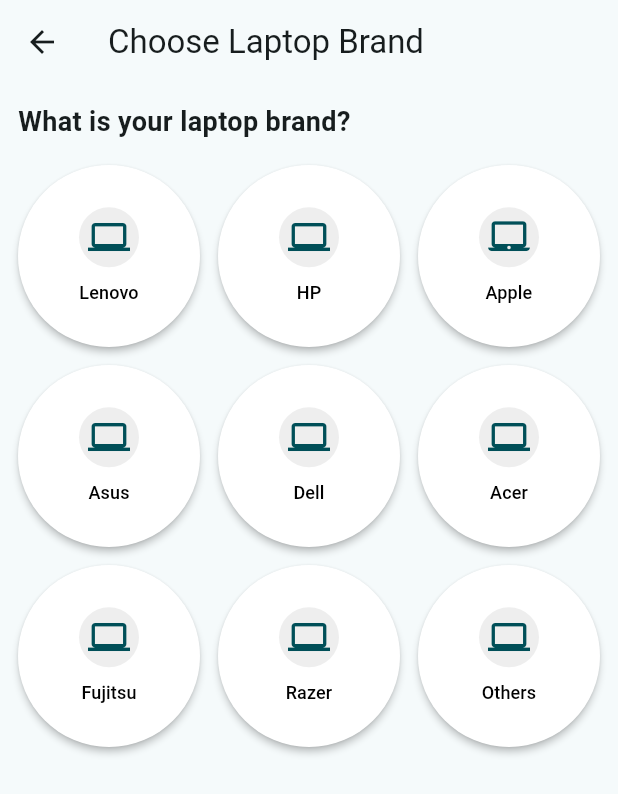
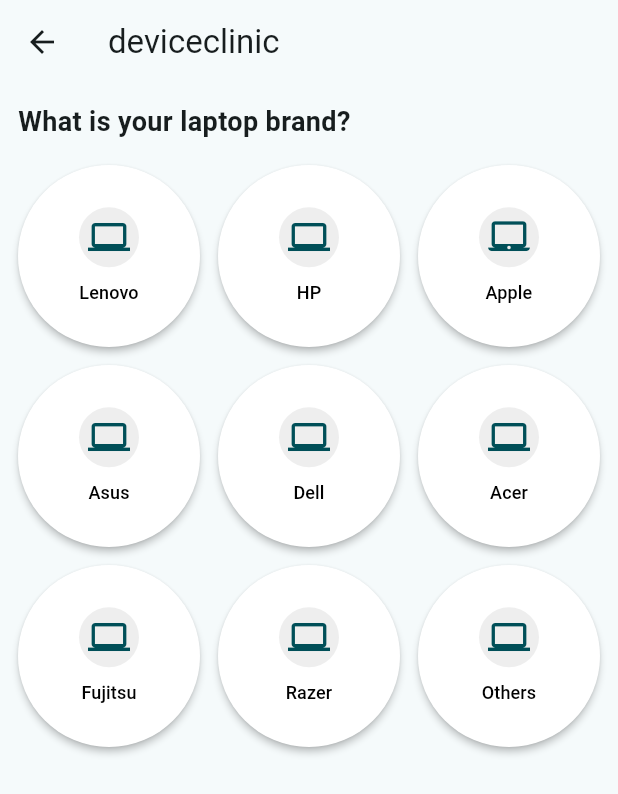
Before and after one commit to franquelie/deviceclinic, a Flutter app: the DeviceTypeView screen opened directly, after a tap on "Laptop", on a phone screen of 412 x 824 dp. Shown: the top 794 px of the screen. Run offline on Flutter 3.47's test engine with Material 3 defaults, Android fonts, the phone set to English and light mode, and no system bars.

```diff
--- /dev/null
+++ b/lib/brands/laptop_brands.dart
@@ -0,0 +1,85 @@
+import 'package:flutter/material.dart';
+
+class LaptopBrandsView extends StatelessWidget {
+  const LaptopBrandsView({super.key});
+
+  static final List<Map<String, dynamic>> _brands = [
+    {'name': 'Lenovo', 'icon': Icons.laptop},
+    {'name': 'HP', 'icon': Icons.laptop},
+    {'name': 'Apple', 'icon': Icons.laptop_mac},
+    {'name': 'Asus', 'icon': Icons.laptop},
+    {'name': 'Dell', 'icon': Icons.laptop},
+    {'name': 'Acer', 'icon': Icons.laptop},
+    {'name': 'Fujitsu', 'icon': Icons.laptop},
+    {'name': 'Razer', 'icon': Icons.laptop},
+    {'name': 'Others', 'icon': Icons.laptop},
+  ];
+
+  @override
+  Widget build(BuildContext context) {
+    return Scaffold(
+      appBar: AppBar(
+        title: const Text('deviceclinic'),
+      ),
+      body: Padding(
+        padding: const EdgeInsets.all(12.0),
+        child: Column(
+          crossAxisAlignment: CrossAxisAlignment.stretch,
+          children: [
+            const Text(
+              'What is your laptop brand?',
+              style: TextStyle(fontSize: 18.0, fontWeight: FontWeight.w600),
+            ),
+            const SizedBox(height: 16.0),
+            Expanded(
+              child:GridView.count(
+                crossAxisCount: 3,
+                mainAxisSpacing: 12.0,
+                crossAxisSpacing: 12.0,
+                children: _brands.map((brand) {
+                  return ElevatedButton(
+                    style: ElevatedButton.styleFrom(
+                      padding: const EdgeInsets.all(8.0),
+                      backgroundColor: Colors.white,
+                      foregroundColor: Colors.black,
+                      elevation: 2,
+                    ),
+                    onPressed: () {
+                      ScaffoldMessenger.of(context).showSnackBar(
+                        SnackBar(content: Text('Selected: ${brand['name']}')),
+                      );
+                      Navigator.of(context).pop(brand['name']);
+                    },
+                    child: Column(
+                      mainAxisAlignment: MainAxisAlignment.center,
+                      children: [
+                        CircleAvatar(
+                          backgroundColor: Colors.grey[200],
+                          child: Icon(
+                            brand['icon'] as IconData,
+                            size: 28.0,
+                          ),
+                        ),
+                        const SizedBox(height: 8.0),
+                        Text(
+                          brand['name'] as String,
+                          textAlign: TextAlign.center,
+                          style: const TextStyle(fontSize: 12.0),
+                        ),
+                      ],
+                    ),
+                  );
+
+                }).toList(),
+              ),
+            ),
+          ],
+        ),
+      ),
+    );
+  }
+}
+
+// Note: This file uses Material icons as placeholders for brand logos.
+// To use real logos, add image assets to `assets/` and replace the
+// CircleAvatar child with `Image.asset(...)`.
```
Also changed, not shown: lib/brands/phone_brands.dart (renamed from lib/laptop_brand.dart, +14 -18 lines), lib/main.dart (+11 -5 lines).
